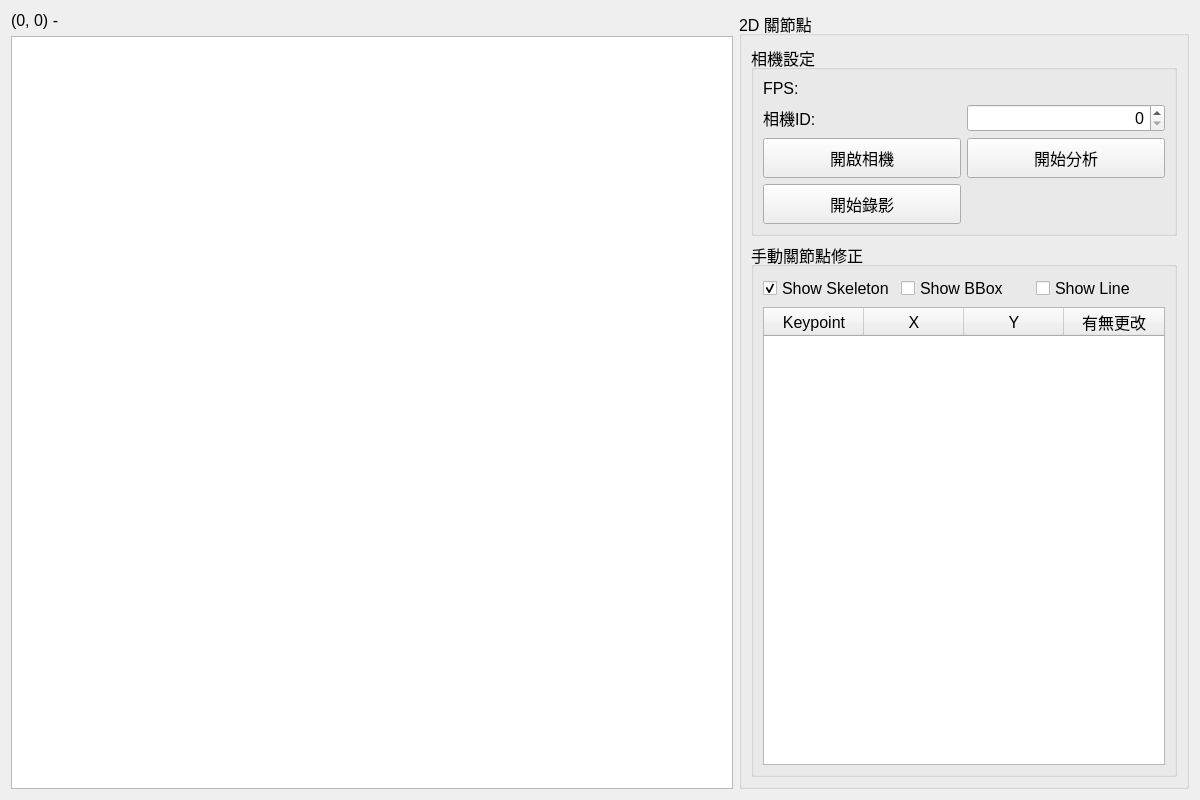
Above: Src/UI_Control/camera_ui.ui from chenboch/Pitch-Skeleton-User-Interface before the change. Below: the same form after it.
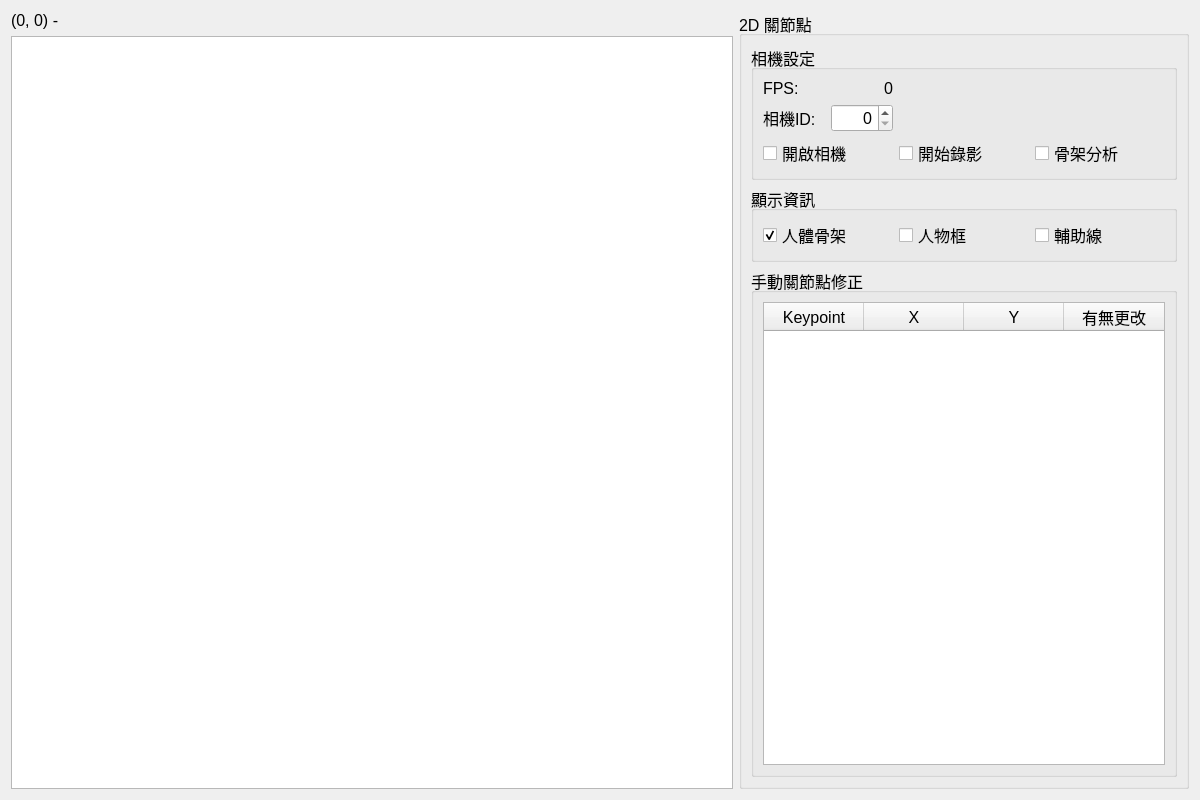
That is the form after the change.

The edit to the form file:
```diff
--- a/Src/UI_Control/camera_ui.ui
+++ b/Src/UI_Control/camera_ui.ui
@@ -75,17 +75,8 @@
         <property name="title">
          <string>相機設定</string>
         </property>
-        <layout class="QVBoxLayout" name="verticalLayout_10">
-         <item>
-          <layout class="QVBoxLayout" name="verticalLayout_4">
-           <item>
-            <widget class="QLabel" name="fps_label">
-             <property name="text">
-              <string>FPS:</string>
-             </property>
-            </widget>
-           </item>
-           <item>
+        <layout class="QGridLayout" name="gridLayout">
+         <item row="2" column="0">
             <layout class="QHBoxLayout" name="horizontalLayout">
              <item>
               <widget class="QLabel" name="camera_id_label">
@@ -103,76 +94,61 @@
              </item>
             </layout>
            </item>
-           <item>
-            <layout class="QGridLayout" name="gridLayout">
-             <item row="0" column="1">
-              <widget class="QPushButton" name="start_code_btn">
-               <property name="minimumSize">
-                <size>
-                 <width>0</width>
-                 <height>40</height>
-                </size>
-               </property>
-               <property name="text">
-                <string>開始分析</string>
-               </property>
-              </widget>
-             </item>
-             <item row="0" column="0">
-              <widget class="QPushButton" name="open_camera_btn">
-               <property name="minimumSize">
-                <size>
-                 <width>150</width>
-                 <height>40</height>
-                </size>
-               </property>
+         <item row="4" column="0">
+          <widget class="QCheckBox" name="camera_checkBox">
                <property name="text">
                 <string>開啟相機</string>
                </property>
               </widget>
              </item>
-             <item row="1" column="0">
-              <widget class="QPushButton" name="record_btn">
-               <property name="minimumSize">
-                <size>
-                 <width>150</width>
-                 <height>40</height>
-                </size>
-               </property>
+         <item row="4" column="2">
+          <widget class="QCheckBox" name="analyze_checkBox">
+           <property name="text">
+            <string>骨架分析</string>
+           </property>
+          </widget>
+         </item>
+         <item row="4" column="1">
+          <widget class="QCheckBox" name="record_checkBox">
                <property name="text">
                 <string>開始錄影</string>
                </property>
               </widget>
              </item>
-            </layout>
+         <item row="1" column="0">
+          <layout class="QHBoxLayout" name="horizontalLayout_3">
+           <item>
+            <widget class="QLabel" name="fps_label">
+             <property name="text">
+              <string>FPS:</string>
+             </property>
+            </widget>
            </item>
+           <item>
+            <widget class="QLabel" name="fps_info_label">
+             <property name="text">
+              <string>0</string>
+             </property>
+             <property name="alignment">
+              <set>Qt::AlignRight|Qt::AlignTrailing|Qt::AlignVCenter</set>
+             </property>
+            </widget>
+           </item>
           </layout>
          </item>
         </layout>
        </widget>
       </item>
       <item>
-       <widget class="QGroupBox" name="kpt_adjust_groupbox">
+       <widget class="QGroupBox" name="display_groupbox">
         <property name="title">
-         <string>手動關節點修正</string>
+         <string>顯示資訊</string>
         </property>
-        <layout class="QVBoxLayout" name="verticalLayout_6">
-         <item>
-          <layout class="QHBoxLayout" name="horizontalLayout_5">
-           <item>
-            <widget class="QCheckBox" name="show_skeleton_checkBox">
-             <property name="text">
-              <string>Show Skeleton</string>
-             </property>
-             <property name="checked">
-              <bool>true</bool>
-             </property>
-            </widget>
-           </item>
-           <item>
+        <layout class="QGridLayout" name="gridLayout_2">
+         <item row="0" column="1">
             <widget class="QCheckBox" name="show_bbox_checkbox">
              <property name="text">
-              <string>Show BBox</string>
+            <string>人物框</string>
              </property>
              <property name="checkable">
               <bool>true</bool>
@@ -182,15 +158,32 @@
              </property>
             </widget>
            </item>
-           <item>
+         <item row="0" column="0">
+          <widget class="QCheckBox" name="show_skeleton_checkBox">
+           <property name="text">
+            <string>人體骨架</string>
+           </property>
+           <property name="checked">
+            <bool>true</bool>
+           </property>
+          </widget>
+         </item>
+         <item row="0" column="2">
             <widget class="QCheckBox" name="show_line_checkBox">
              <property name="text">
-              <string>Show Line</string>
+            <string>輔助線</string>
              </property>
             </widget>
            </item>
           </layout>
-         </item>
+       </widget>
+      </item>
+      <item>
+       <widget class="QGroupBox" name="kpt_adjust_groupbox">
+        <property name="title">
+         <string>手動關節點修正</string>
+        </property>
+        <layout class="QVBoxLayout" name="verticalLayout_6">
          <item>
           <widget class="QTableWidget" name="keypoint_table">
            <property name="minimumSize">
```
Left out of the diff: 5 changed lines with no effect on the pictures. Lines whose indentation alone changed are shown as unchanged.
